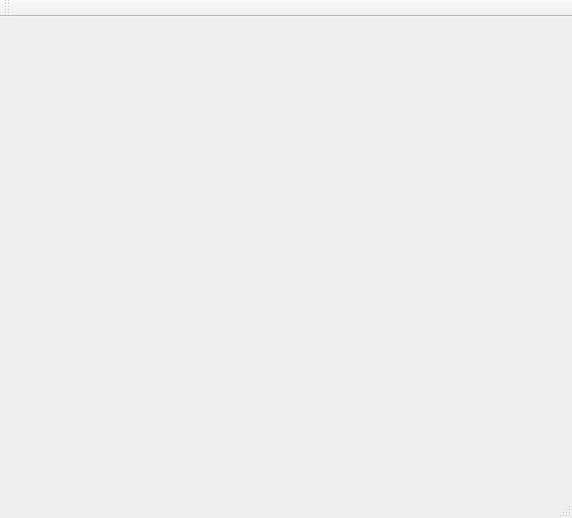
This is mainwindow.ui in TheHoudini/EasyGraphics as Qt 5 draws it before an edit. The edited form follows.
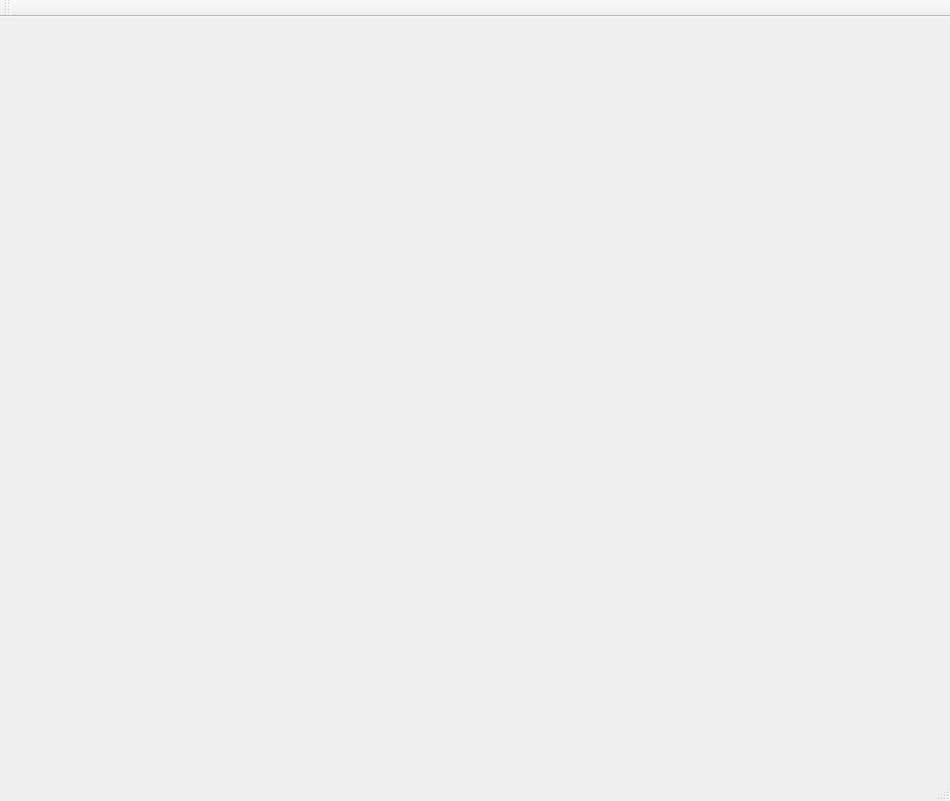
This is the edited form.

Patch:
```diff
--- a/mainwindow.ui
+++ b/mainwindow.ui
@@ -6,8 +6,8 @@
    <rect>
     <x>0</x>
     <y>0</y>
-    <width>572</width>
-    <height>518</height>
+    <width>950</width>
+    <height>801</height>
    </rect>
   </property>
   <property name="windowTitle">
```
Left out of the diff: 2 changed lines with no effect on the pictures.
